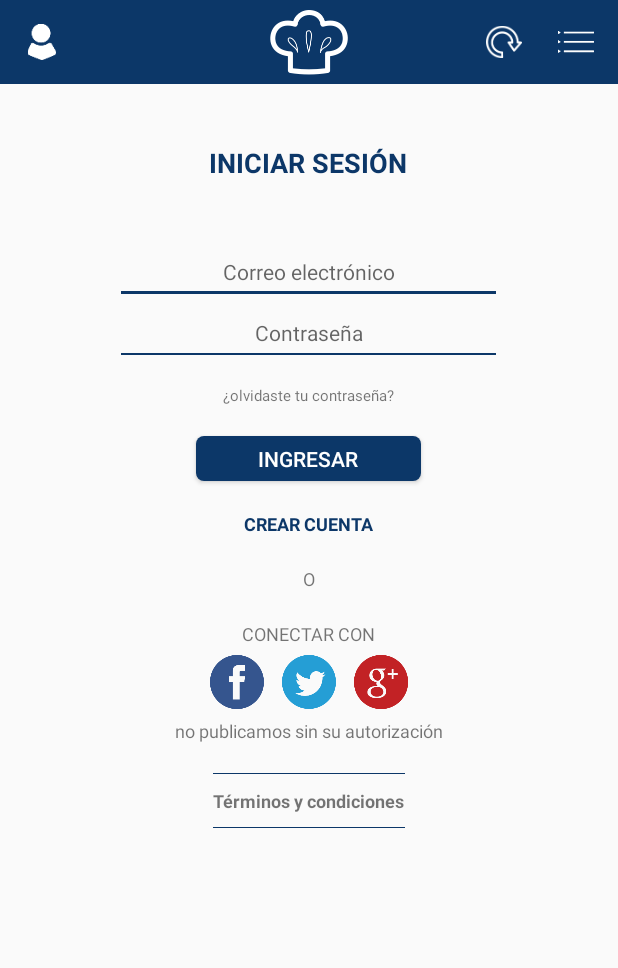
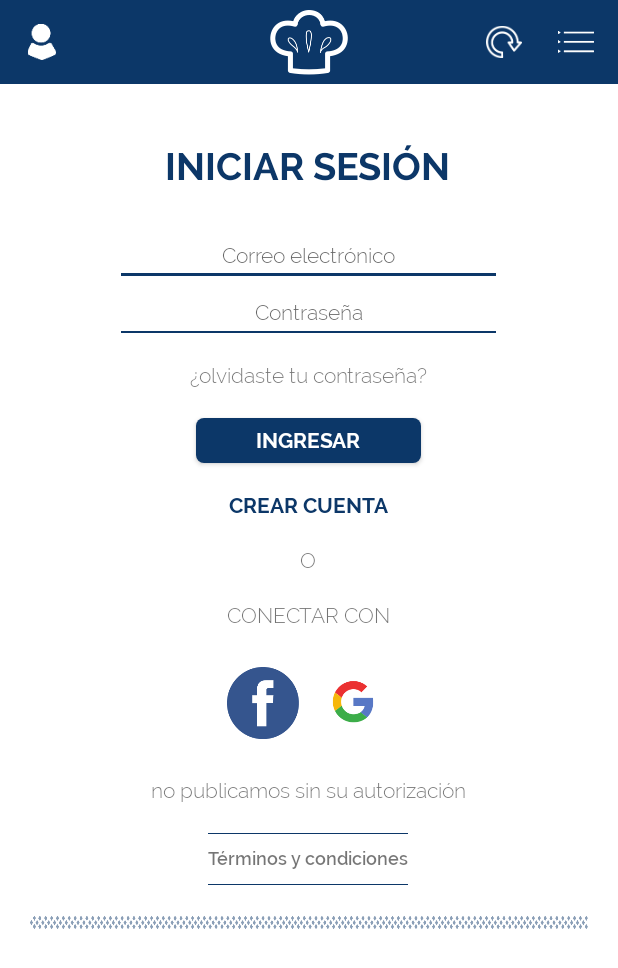
Before and after one commit to manuelkrtc/Chefzin-Android, an Android app: the screen it shows after launch (MainActivity), after a tap on "ingresa aqui", on a phone screen of 412 x 824 dp. Shown: the top 968 px of the screen. Run offline under Robolectric (Android 15) with nearby library versions, the light colour scheme and no system bars; our stand-ins replace Picasso; libraries missing offline, so code that uses them is left out: com.daimajia.slider; 5 statements that could not run were skipped; 1 other tap on this screen came first.

Commit message:
se finaliza cambios visual login y horario

```diff
--- a/app/src/main/java/com/future333/chefzin/FragmentLogin.java
+++ b/app/src/main/java/com/future333/chefzin/FragmentLogin.java
@@ -37,7 +37,6 @@ public class FragmentLogin extends Fragment {
     Button btnRegister;
 
     Button btnGmail;
-    Button btnTwitter;
     Button btnFacebook;
 
     TextView tvLogIn;
@@ -78,12 +77,11 @@ public class FragmentLogin extends Fragment {
         btnRegister = (Button) v.findViewById(R.id.btnRegister);
 
         btnGmail    = (Button) v.findViewById(R.id.btnGmail);
-        btnTwitter  = (Button) v.findViewById(R.id.btnTwitter);
         btnFacebook = (Button) v.findViewById(R.id.btnFacebook);
 
         tvLogIn             = (TextView) v.findViewById(R.id.tvLogIn);
         tvRegister          = (TextView) v.findViewById(R.id.tvRegister);
-        tvRecoverPassword   = (TextView) v.findViewById(R.id.tvtvRecoverPassword);
+        tvRecoverPassword   = (TextView) v.findViewById(R.id.tvRecoverPassword);
 
         zoneLogIn       = (LinearLayout) v.findViewById(R.id.zoneLogIn);
         zoneRegister    = (LinearLayout) v.findViewById(R.id.zoneRegister);
--- a/app/src/main/res/layout/fragment_chef.xml
+++ b/app/src/main/res/layout/fragment_chef.xml
@@ -9,7 +9,7 @@
     >
 
     <TextView
-        style="@style/superTitle"
+        style="@style/title"
         android:id="@+id/tvChefs"
         android:layout_centerHorizontal="true"
         android:text="CHEFS"
--- a/app/src/main/res/layout/fragment_horary.xml
+++ b/app/src/main/res/layout/fragment_horary.xml
@@ -41,7 +41,7 @@
             />
 
         <com.future333.chefzin.view.FontTextView
-            style="@style/text"
+            style="@style/textInfo"
             android:layout_width="wrap_content"
             android:layout_height="wrap_content"
             android:layout_marginBottom="@dimen/margin_x"
--- a/app/src/main/res/layout/fragment_login.xml
+++ b/app/src/main/res/layout/fragment_login.xml
@@ -3,7 +3,8 @@
     xmlns:custom  = "http://schemas.android.com/apk/res-auto"
     xmlns:android="http://schemas.android.com/apk/res/android"
     android:layout_width="match_parent"
-    android:layout_height="match_parent">
+    android:layout_height="match_parent"
+    android:background="@color/white">
 
     <LinearLayout
         android:layout_width="match_parent"
@@ -23,48 +24,42 @@
             android:visibility="visible"
             >
 
-            <TextView
+            <com.future333.chefzin.view.FontTextView
                 style="@style/title"
-                android:layout_marginBottom="@dimen/margin_x"
                 android:text="INICIAR SESIÓN"
                 />
 
-            <EditText
+            <com.future333.chefzin.view.FontEditText
                 style="@style/form"
                 android:id="@+id/etEmailLog"
                 android:hint="Correo electrónico"/>
 
-            <EditText
+            <com.future333.chefzin.view.FontEditText
                 style="@style/form"
                 android:id="@+id/etPasswordLog"
                 android:hint="Contraseña"
                 android:layout_marginBottom="@dimen/margin"/>
 
 
-            <TextView
-                android:layout_width="wrap_content"
-                android:layout_height="wrap_content"
+            <com.future333.chefzin.view.FontTextView
+                style="@style/text"
+                android:id="@+id/tvRecoverPassword"
                 android:text="¿olvidaste tu contraseña?"
-                android:textSize="@dimen/sizeText_ss"
-                android:layout_gravity="center"
                 android:layout_marginBottom="20dp"
-                android:id="@+id/tvtvRecoverPassword" />
+                />
 
-            <Button
+            <com.future333.chefzin.view.FontButton
+                style="@style/button_blue"
                 android:id="@+id/btnLogIn"
-                style="@style/button_blue"
                 android:text="INGRESAR"
                 android:layout_marginBottom="20dp"
                 />
 
-            <TextView
-                android:layout_width="wrap_content"
-                android:layout_height="wrap_content"
+            <com.future333.chefzin.view.FontTextView
+                style="@style/textBold"
+                android:id="@+id/tvRegister"
                 android:text="CREAR CUENTA"
-                android:textColor="@color/colorPrimary"
-                android:textSize="@dimen/sizeText_s"
-                android:textStyle="bold"
-                android:id="@+id/tvRegister" />
+                />
 
         </LinearLayout>
 
@@ -76,35 +71,31 @@
             android:orientation="vertical"
             android:gravity="center_horizontal"
             android:layout_marginBottom="20dp"
-            android:visibility="gone"
+            android:visibility="visible"
             >
 
-            <TextView
+            <com.future333.chefzin.view.FontTextView
                 style="@style/title"
-                android:layout_marginTop="@dimen/margin_x"
-                android:layout_marginBottom="@dimen/margin_x"
                 android:text="COMPLETA TUS DATOS"
-
                 />
 
             <com.future333.chefzin.view.FontEditText
                 style="@style/form"
                 android:id="@+id/etName"
                 android:hint="Nombres y apellidos"
-                custom:fontName="raleway_light.ttf"
                 />
 
-            <EditText
+            <com.future333.chefzin.view.FontEditText
                 style="@style/form"
                 android:id="@+id/etEmail"
                 android:hint="Correo electrónico"/>
 
-            <EditText
+            <com.future333.chefzin.view.FontEditText
                 style="@style/form"
                 android:id="@+id/etPassword"
                 android:hint="Contraseña"/>
 
-            <EditText
+            <com.future333.chefzin.view.FontEditText
                 style="@style/form"
                 android:id="@+id/etPasswordConfirm"
                 android:hint="Confirmar contraseña"/>
@@ -119,39 +110,39 @@
                     android:id="@+id/checkTerm"
                     android:layout_width="wrap_content"
                     android:layout_height="wrap_content"
-                    android:checked="false" />
+                    android:checked="false"
+                    android:layout_gravity="center_vertical"/>
 
                 <TextView
-                    android:layout_width="wrap_content"
+                    style="@style/text"
                     android:layout_height="wrap_content"
+                    android:gravity="left"
                     android:text="Acepto voluntariamente los términos y condiciones de chefzin."
-                    android:textSize="@dimen/sizeText_ss"
-                    android:layout_gravity="center"/>
+                    />
 
             </LinearLayout>
 
-            <Button
+            <com.future333.chefzin.view.FontButton
                 style="@style/button_blue"
+                android:id="@+id/btnRegister"
                 android:text="CREAR CUENTA"
                 android:layout_marginBottom="@dimen/margin"
-                android:id="@+id/btnRegister" />
+                />
 
             <LinearLayout
                 android:layout_width="wrap_content"
                 android:layout_height="wrap_content"
                 android:orientation="horizontal">
                 <TextView
-                    android:layout_width="wrap_content"
-                    android:layout_height="wrap_content"
+                    style="@style/text"
                     android:text="Si ya tienes cuenta "
-                    android:textSize="@dimen/sizeText_s"/>
+                    />
                 <TextView
-                    android:layout_width="wrap_content"
-                    android:layout_height="wrap_content"
+                    style="@style/text"
+                    android:id="@+id/tvLogIn"
                     android:text="ingresa aqui"
                     android:textColor="@color/colorPrimary"
-                    android:textSize="@dimen/sizeText_s"
-                    android:id="@+id/tvLogIn" />
+                    />
             </LinearLayout>
 
 
@@ -164,17 +155,13 @@
             android:gravity="center"
             android:orientation="vertical">
 
-            <TextView
-                android:layout_width="wrap_content"
-                android:layout_height="wrap_content"
+            <com.future333.chefzin.view.FontTextView
+                style="@style/text"
                 android:text="O"
-                android:textSize="@dimen/sizeText_s"
                 android:layout_marginBottom="@dimen/margin"/>
 
-            <TextView
-                android:layout_width="wrap_content"
-                android:layout_height="wrap_content"
-                android:textSize="@dimen/sizeText_s"
+            <com.future333.chefzin.view.FontTextView
+                style="@style/text"
                 android:text="CONECTAR CON"/>
 
             <!--zone social networks-->
@@ -182,6 +169,7 @@
                 android:layout_width="wrap_content"
                 android:layout_height="wrap_content"
                 android:orientation="horizontal"
+                android:layout_margin="@dimen/margin"
                 >
 
                 <Button
@@ -191,21 +179,14 @@
 
                 <Button
                     style="@style/button_social_network"
-                    android:background="@drawable/background_btn_twitter"
-                    android:id="@+id/btnTwitter" />
-
-                <Button
-                    style="@style/button_social_network"
                     android:background="@drawable/background_btn_gmail"
                     android:id="@+id/btnGmail" />
 
             </LinearLayout>
 
-            <TextView
-                android:layout_width="wrap_content"
-                android:layout_height="wrap_content"
+            <com.future333.chefzin.view.FontTextView
+                style="@style/text"
                 android:layout_marginBottom="@dimen/margin"
-                android:textSize="@dimen/sizeText_s"
                 android:text="no publicamos sin su autorización"/>
 
             <RelativeLayout
@@ -221,7 +202,7 @@
                     android:layout_alignLeft="@+id/tvTermConditions"
                     android:background="@color/colorPrimary"/>
 
-                <TextView
+                <com.future333.chefzin.view.FontTextView
                     android:id="@+id/tvTermConditions"
                     android:layout_width="wrap_content"
                     android:layout_height="wrap_content"
@@ -230,6 +211,7 @@
                     android:textSize="@dimen/sizeText_s"
                     android:text="Términos y condiciones"
                     android:textStyle="bold"
+                    custom:fontName="raleway_semiBold.ttf"
                     />
 
                 <View
@@ -244,6 +226,12 @@
 
         </LinearLayout>
 
+        <ImageView
+            style="@style/stripRhombus"
+            android:id="@+id/strip"
+            android:layout_marginBottom="@dimen/margin_s"
+            />
+
     </LinearLayout>
 
 </ScrollView>
--- a/app/src/main/res/layout/row_horary.xml
+++ b/app/src/main/res/layout/row_horary.xml
@@ -10,7 +10,7 @@
     >
 
     <com.future333.chefzin.view.FontTextView
-        style="@style/superTitle"
+        style="@style/title"
         android:id="@+id/tvHorary"
         android:layout_centerHorizontal="true"
         android:text="DESAYUNO"
--- a/app/src/main/res/values/styles.xml
+++ b/app/src/main/res/values/styles.xml
@@ -20,23 +20,16 @@
         <item name="android:gravity">               center</item>
         <item name="android:background">            @drawable/background_line_blue</item>
         <item name="android:singleLine">            true</item>
-    </style>
-
-    <style name="superTitle" >
-        <item name="android:layout_width">  wrap_content</item>
-        <item name="android:layout_height"> wrap_content</item>
-        <item name="android:textSize">      @dimen/sizeText_xxxx</item>
-        <item name="android:textColor">     @color/colorPrimary</item>
-        <item name="fontName">              raleway_bold.ttf</item>
-        <item name="android:layout_marginBottom">25dp</item>
+        <item name="fontName">                      raleway_light.ttf</item>
     </style>
 
     <style name="title" >
-        <item name="android:layout_width">  wrap_content</item>
-        <item name="android:layout_height"> wrap_content</item>
-        <item name="android:textStyle">     bold</item>
-        <item name="android:textSize">      @dimen/sizeText_xx</item>
-        <item name="android:textColor">     @color/colorPrimary</item>
+        <item name="android:layout_width">          wrap_content</item>
+        <item name="android:layout_height">         wrap_content</item>
+        <item name="android:layout_marginBottom">   25dp</item>
+        <item name="android:textSize">              @dimen/sizeText_xxxx</item>
+        <item name="android:textColor">             @color/colorPrimary</item>
+        <item name="fontName">                      raleway_bold.ttf</item>
     </style>
 
     <style name="subTitle" >
@@ -47,11 +40,28 @@
         <item name="android:textColor">     @color/colorPrimary</item>
     </style>
 
-    <style name="text" >
+    <style name="textInfo" >
         <item name="android:gravity">   center</item>
         <item name="android:textSize">  @dimen/sizeText_x</item>
         <item name="android:textColor"> @color/colorPrimary</item>
         <item name="fontName">          raleway_extraLight.ttf</item>
+    </style>
+
+    <style name="text" >
+        <item name="android:layout_width">  wrap_content</item>
+        <item name="android:layout_height"> wrap_content</item>
+        <item name="android:gravity">       center</item>
+        <item name="android:textSize">      @dimen/sizeText</item>
+        <item name="fontName">              raleway_light.ttf</item>
+    </style>
+
+    <style name="textBold" >
+        <item name="android:layout_width">  wrap_content</item>
+        <item name="android:layout_height"> wrap_content</item>
+        <item name="android:gravity">       center</item>
+        <item name="android:textSize">      @dimen/sizeText</item>
+        <item name="android:textColor">     @color/colorPrimary</item>
+        <item name="fontName">              raleway_bold.ttf</item>
     </style>
 
     <style name="button_blue" >
@@ -60,11 +70,12 @@
         <item name="android:background">    @drawable/background_btn_blue</item>
         <item name="android:textColor">     @color/white</item>
         <item name="android:textSize">      @dimen/sizeText</item>
+        <item name="fontName">              raleway_bold.ttf</item>
     </style>
 
     <style name="button_social_network" >
-        <item name="android:layout_width">  36dp</item>
-        <item name="android:layout_height"> 36dp</item>
+        <item name="android:layout_width">  48dp</item>
+        <item name="android:layout_height"> 48dp</item>
         <item name="android:layout_margin"> 6dp</item>
     </style>
 
```
Also changed, not shown: app/src/main/res/mipmap-hdpi/ic_gmail.png, app/src/main/res/mipmap-hdpi/ic_gmail_dark.png, app/src/main/res/mipmap-mdpi/ic_gmail.png, app/src/main/res/mipmap-mdpi/ic_gmail_dark.png, app/src/main/res/mipmap-xhdpi/ic_gmail.png, app/src/main/res/mipmap-xhdpi/ic_gmail_dark.png, app/src/main/res/mipmap-xxhdpi/ic_gmail.png, app/src/main/res/mipmap-xxhdpi/ic_gmail_dark.png, app/src/main/res/mipmap-xxxhdpi/ic_gmail.png, app/src/main/res/mipmap-xxxhdpi/ic_gmail_dark.png.
